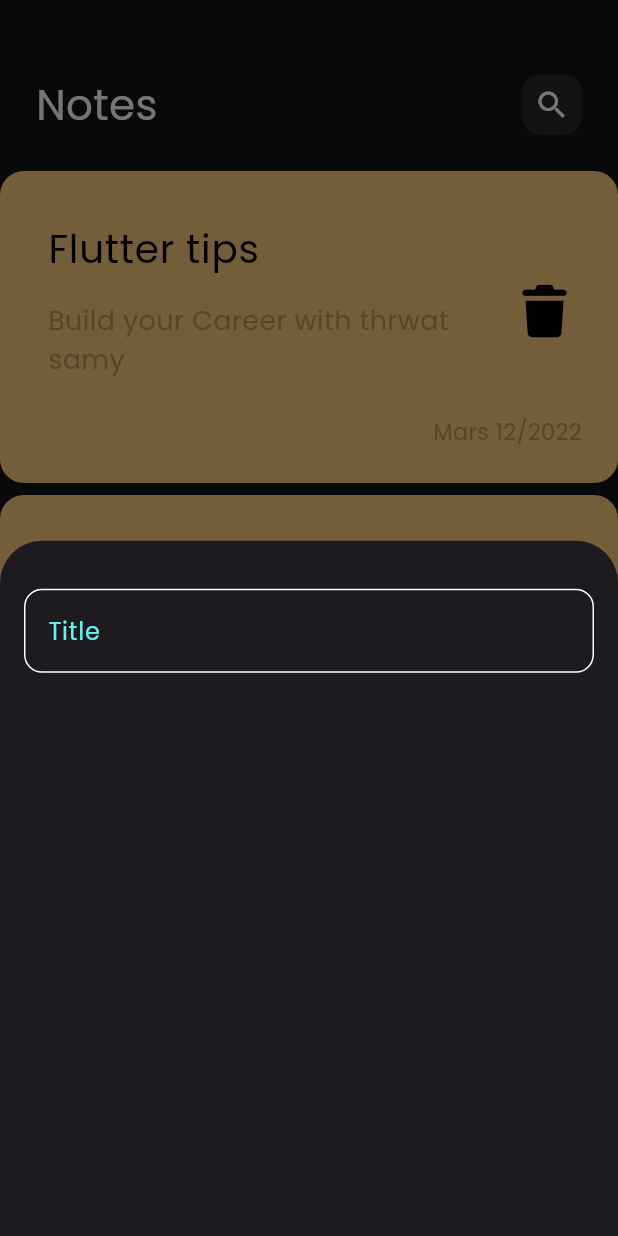
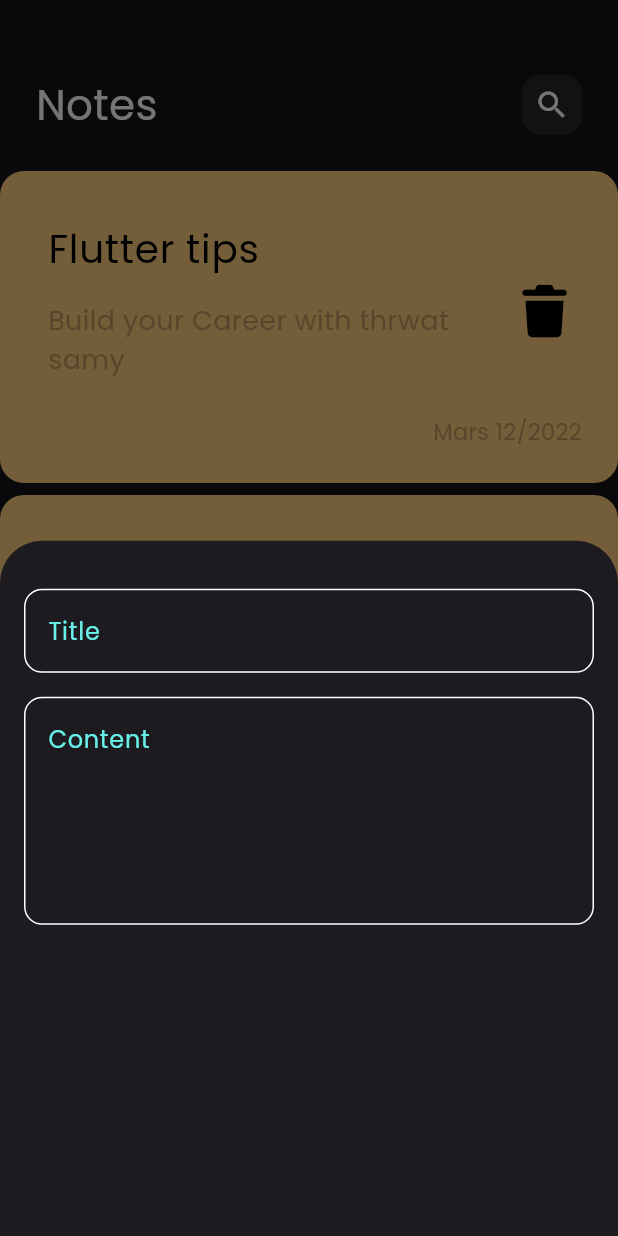
Before and after one commit to YakeenSap9h/new_notes_app, a Flutter app: the screen it shows after launch, after a tap on the "add" icon, on a phone screen of 412 x 824 dp. Run offline on Flutter 3.47's test engine with Material 3 defaults, Android fonts, the phone set to English and light mode, and no system bars; our stand-ins replace font_awesome_flutter.

Commit message:
add fields to notes bottom sheet

```diff
--- a/lib/views/widgets/add_bottom_sheet_body.dart
+++ b/lib/views/widgets/add_bottom_sheet_body.dart
@@ -11,7 +11,14 @@ class AddBottomSheetBody extends StatelessWidget {
 
       child: Padding(
         padding: const EdgeInsets.symmetric(horizontal: 16),
-        child: Column(children: [SizedBox(height: 32), CustomTextField()]),
+        child: Column(
+          children:const  [
+            SizedBox(height: 32),
+            CustomTextField(hintText: "Title"),
+            SizedBox(height: 16),
+            CustomTextField(hintText: "Content", maxLines: 5),
+          ],
+        ),
       ),
     );
   }
--- a/lib/views/widgets/custom_text_field.dart
+++ b/lib/views/widgets/custom_text_field.dart
@@ -2,15 +2,18 @@ import 'package:flutter/material.dart';
 import 'package:new_notes_app/consts.dart';
 
 class CustomTextField extends StatelessWidget {
-  const CustomTextField({super.key});
-
+  const CustomTextField({super.key, required this.hintText,  this.maxLines =1});
+  final String hintText;
+  final int maxLines;
   @override
   Widget build(BuildContext context) {
     return TextField(
+      maxLines: maxLines,
       cursorColor: kPrimaryColor,
       decoration: InputDecoration(
-        labelText: "Title",
-        labelStyle: TextStyle(color: kPrimaryColor),
+        hintText: hintText,
+
+        hintStyle: TextStyle(color: kPrimaryColor),
         enabledBorder: builldBorder(Colors.white),
         focusedBorder: builldBorder(kPrimaryColor),
       ),
```
